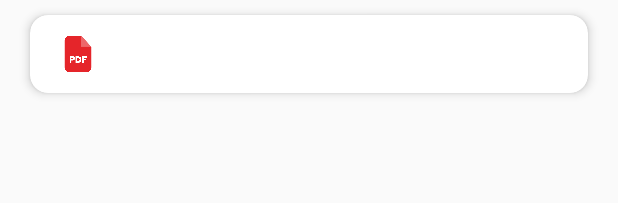
After one commit to sanjith1309/NoteStack_AndroidApp, an Android app: the layout pdf_item.xml on its own in the app's theme, with its tools: preview values and no code run, on a phone screen of 412 x 824 dp. The commit adds this screen. Shown: the top 203 px of the screen. Run offline under Robolectric (Android 15) with nearby library versions, the phone set to English and light mode, and no system bars; Roboto replaces fonts that are not available here.

Commit message:
by sanjith

```diff
--- a/app/build.gradle
+++ b/app/build.gradle
@@ -38,6 +38,8 @@ dependencies {
     implementation 'com.google.android.gms:play-services-ads:20.3.0'
     implementation 'com.google.firebase:firebase-storage:20.0.0'
     implementation 'androidx.appcompat:appcompat:1.3.1'
+    implementation 'com.firebaseui:firebase-ui-database:8.0.0'
+
 
     implementation 'androidx.work:work-runtime:2.7.1'
     testImplementation 'junit:junit:4.13.2'
--- /dev/null
+++ b/app/src/main/res/layout/pdf_item.xml
@@ -0,0 +1,45 @@
+<?xml version="1.0" encoding="utf-8"?>
+<androidx.cardview.widget.CardView xmlns:android="http://schemas.android.com/apk/res/android"
+    android:layout_width="match_parent"
+    android:layout_height="wrap_content"
+    xmlns:app="http://schemas.android.com/apk/res-auto"
+    app:cardElevation="4dp"
+    app:cardCornerRadius="12dp"
+    android:layout_marginTop="10dp"
+    android:layout_marginBottom="10dp"
+    android:layout_marginStart="20dp"
+    android:layout_marginEnd="20dp">
+    <RelativeLayout
+        android:padding="10dp"
+        android:layout_width="match_parent"
+        android:layout_height="match_parent">
+        <ImageView
+            android:id="@id/img"
+            android:layout_width="32dp"
+            android:layout_height="32dp"
+            android:src="@drawable/pdf"
+            android:padding="4dp"
+            android:layout_centerVertical="true"
+            android:layout_alignParentStart="true"
+            android:layout_marginStart="6dp"
+
+            />
+
+
+        <TextView
+            android:layout_width="wrap_content"
+            android:layout_height="wrap_content"
+            android:id="@+id/pdf_name"
+            android:layout_toEndOf="@id/img"
+            android:layout_centerVertical="true"
+            android:text="@string/pdf_file_name"
+            android:includeFontPadding="false"
+            android:letterSpacing="0.02"
+            android:textColor="@color/black"
+            android:textSize="17sp"
+            android:layout_marginStart="8dp"
+            android:layout_alignParentEnd="true"
+            android:layout_marginEnd="6dp" />
+</RelativeLayout>
+
+</androidx.cardview.widget.CardView>
--- a/app/src/main/res/layout/semlist.xml
+++ b/app/src/main/res/layout/semlist.xml
@@ -29,7 +29,7 @@
                 android:text=""
                 android:textSize="30dp"
                 android:id="@+id/textbox"
-                android:textColor="@color/white"/>
+                android:textColor="@color/black"/>
 
 
 
--- /dev/null
+++ b/app/src/main/res/values/ids.xml
@@ -0,0 +1,4 @@
+<?xml version="1.0" encoding="utf-8"?>
+<resources>
+    <item name="img" type="id" />
+</resources>
--- a/app/src/main/res/values/strings.xml
+++ b/app/src/main/res/values/strings.xml
@@ -1,3 +1,4 @@
 <resources>
     <string name="app_name">projectPdf</string>
+    <string name="pdf_file_name" />
 </resources>
```
Also changed, not shown: app/src/main/java/com/example/projectpdf/Adapter.java (added, +28 -0 lines), app/src/main/java/com/example/projectpdf/ItemClickListerner.java (added, +7 -0 lines), app/src/main/java/com/example/projectpdf/showpdf.java (+101 -0 lines), app/src/main/res/layout/activity_authsignin.xml (+13 -0 lines), app/src/main/res/layout/activity_showpdf.xml (+11 -1 lines), app/src/main/res/drawable/pdf.png (added).
